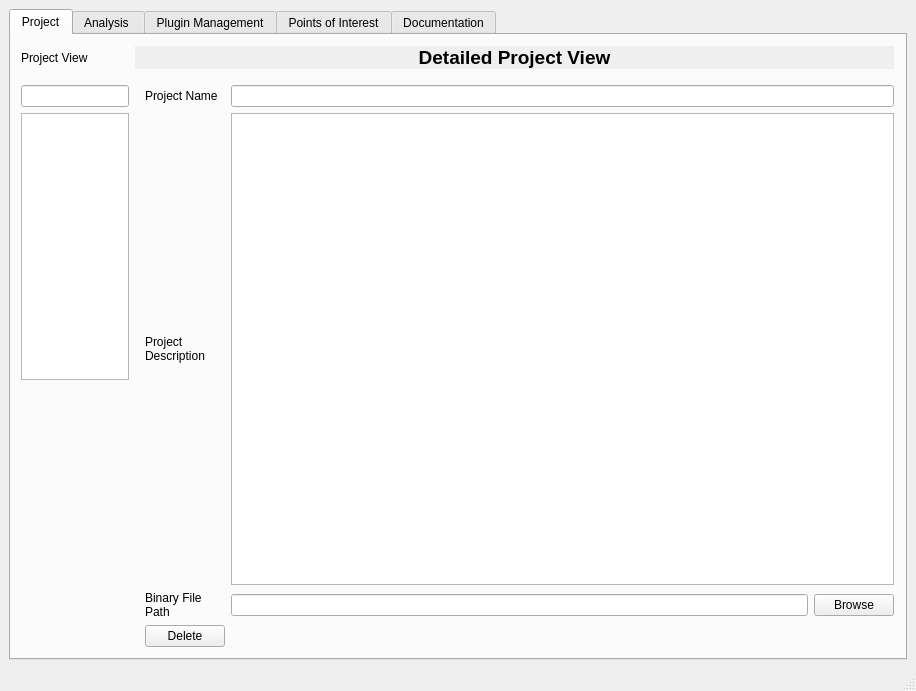
First picture: the form in mainWindow.ui, repository flopez141414/Beat, before the edit.
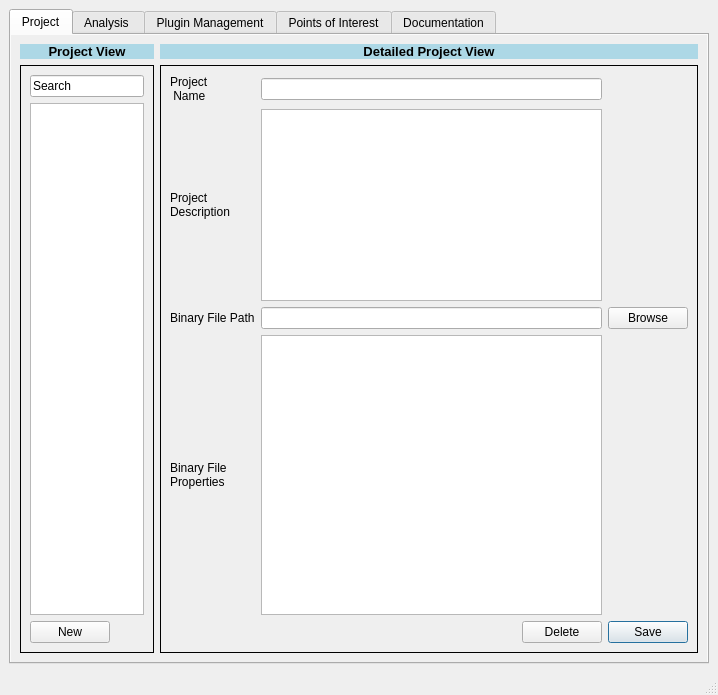
Second picture: the form after the edit.

Commit message: version 1.1 Just layout, no functionality

The edit to the form file:
```diff
--- a/mainWindow.ui
+++ b/mainWindow.ui
@@ -6,13 +6,19 @@
    <rect>
     <x>0</x>
     <y>0</y>
-    <width>916</width>
-    <height>691</height>
+    <width>718</width>
+    <height>695</height>
    </rect>
   </property>
   <property name="windowTitle">
    <string>MainWindow</string>
   </property>
+  <property name="autoFillBackground">
+   <bool>true</bool>
+  </property>
+  <property name="styleSheet">
+   <string notr="true"/>
+  </property>
   <property name="toolButtonStyle">
    <enum>Qt::ToolButtonIconOnly</enum>
   </property>
@@ -20,6 +26,12 @@
    <enum>QTabWidget::Rounded</enum>
   </property>
   <widget class="QWidget" name="centralwidget">
+   <property name="autoFillBackground">
+    <bool>true</bool>
+   </property>
+   <property name="styleSheet">
+    <string notr="true"/>
+   </property>
    <layout class="QGridLayout" name="gridLayout">
     <item row="0" column="1">
      <widget class="QTabWidget" name="tabWidget">
@@ -32,223 +44,243 @@
         <verstretch>0</verstretch>
        </sizepolicy>
       </property>
+      <property name="autoFillBackground">
+       <bool>true</bool>
+      </property>
+      <property name="styleSheet">
+       <string notr="true"/>
+      </property>
       <property name="currentIndex">
        <number>0</number>
       </property>
       <widget class="QWidget" name="projectTab">
+       <property name="autoFillBackground">
+        <bool>true</bool>
+       </property>
+       <property name="styleSheet">
+        <string notr="true"/>
+       </property>
        <attribute name="title">
         <string>Project</string>
        </attribute>
-       <layout class="QGridLayout" name="gridLayout_3">
+       <layout class="QGridLayout" name="gridLayout_5">
         <item row="0" column="0">
-         <widget class="QFrame" name="">
-          <layout class="QGridLayout" name="gridLayout_2" columnstretch="1,7">
-           <property name="leftMargin">
-            <number>1</number>
-           </property>
-           <property name="topMargin">
-            <number>2</number>
-           </property>
-           <property name="rightMargin">
-            <number>2</number>
-           </property>
-           <property name="bottomMargin">
-            <number>2</number>
-           </property>
+         <layout class="QGridLayout" name="mainGrid">
+          <item row="0" column="0">
+           <layout class="QGridLayout" name="titleGrid">
+            <item row="0" column="0">
+             <layout class="QGridLayout" name="gridLayout_6" columnstretch="2,8">
+              <item row="0" column="0">
+               <layout class="QGridLayout" name="gridLayout_9" columnstretch="0">
+                <item row="0" column="0">
+                 <widget class="QLabel" name="label">
+                  <property name="font">
+                   <font>
+                    <pointsize>10</pointsize>
+                   </font>
+                  </property>
+                  <property name="autoFillBackground">
+                   <bool>false</bool>
+                  </property>
+                  <property name="styleSheet">
+                   <string notr="true">background-color: rgba(173,216,230 ,1 )</string>
+                  </property>
+                  <property name="frameShape">
+                   <enum>QFrame::NoFrame</enum>
+                  </property>
+                  <property name="text">
+                   <string>&lt;html&gt;&lt;head/&gt;&lt;body&gt;&lt;p&gt;&lt;span style=&quot; font-weight:600;&quot;&gt;Project View&lt;/span&gt;&lt;/p&gt;&lt;/body&gt;&lt;/html&gt;</string>
+                  </property>
+                  <property name="alignment">
+                   <set>Qt::AlignCenter</set>
+                  </property>
+                 </widget>
+                </item>
+                <item row="1" column="0">
+                 <widget class="QFrame" name="gridFrame_2">
+                  <property name="frameShape">
+                   <enum>QFrame::Panel</enum>
+                  </property>
+                  <layout class="QGridLayout" name="gridLayout_10">
            <item row="0" column="1">
             <layout class="QVBoxLayout" name="verticalLayout">
              <item>
-              <widget class="QLabel" name="label_9">
-               <property name="font">
-                <font>
-                 <pointsize>6</pointsize>
-                 <weight>50</weight>
-                 <bold>false</bold>
-                </font>
-               </property>
-               <property name="autoFillBackground">
-                <bool>true</bool>
-               </property>
-               <property name="styleSheet">
-                <string notr="true">pink</string>
-               </property>
+                      <widget class="QLineEdit" name="lineEdit">
                <property name="text">
-                <string>&lt;html&gt;&lt;head/&gt;&lt;body&gt;&lt;p&gt;&lt;span style=&quot; font-size:14pt; font-weight:600;&quot;&gt;Detailed Project View&lt;/span&gt;&lt;/p&gt;&lt;/body&gt;&lt;/html&gt;</string>
-               </property>
-               <property name="alignment">
-                <set>Qt::AlignCenter</set>
-               </property>
-              </widget>
-             </item>
-            </layout>
-           </item>
-           <item row="0" column="0">
-            <widget class="QLabel" name="label_8">
-             <property name="text">
-              <string>Project View</string>
-             </property>
-            </widget>
-           </item>
-           <item row="1" column="0">
-            <layout class="QGridLayout" name="gridLayout_6" columnstretch="0">
-             <item row="0" column="0">
-              <spacer name="verticalSpacer">
-               <property name="orientation">
-                <enum>Qt::Vertical</enum>
-               </property>
-               <property name="sizeType">
-                <enum>QSizePolicy::Fixed</enum>
-               </property>
-               <property name="sizeHint" stdset="0">
-                <size>
-                 <width>20</width>
-                 <height>10</height>
-                </size>
-               </property>
-              </spacer>
-             </item>
-             <item row="1" column="0">
-              <layout class="QGridLayout" name="gridLayout_9" rowstretch="0,0,0,0,0" columnstretch="0">
-               <item row="1" column="0">
-                <widget class="QLineEdit" name="lineEdit"/>
-               </item>
-               <item row="3" column="0">
-                <spacer name="verticalSpacer_3">
-                 <property name="orientation">
-                  <enum>Qt::Vertical</enum>
-                 </property>
-                 <property name="sizeHint" stdset="0">
-                  <size>
-                   <width>20</width>
-                   <height>40</height>
-                  </size>
-                 </property>
-                </spacer>
-               </item>
-               <item row="2" column="0">
+                        <string>Search </string>
+                       </property>
+                      </widget>
+                     </item>
+                     <item>
                 <widget class="QListWidget" name="listWidget"/>
                </item>
-               <item row="4" column="0">
-                <layout class="QHBoxLayout" name="horizontalLayout"/>
+                     <item>
+                      <widget class="QPushButton" name="pushButton">
+                       <property name="sizePolicy">
+                        <sizepolicy hsizetype="Fixed" vsizetype="Fixed">
+                         <horstretch>0</horstretch>
+                         <verstretch>0</verstretch>
+                        </sizepolicy>
+                       </property>
+                       <property name="autoFillBackground">
+                        <bool>false</bool>
+                       </property>
+                       <property name="text">
+                        <string>New</string>
+                       </property>
+                      </widget>
                </item>
               </layout>
              </item>
             </layout>
-           </item>
-           <item row="1" column="1">
-            <layout class="QGridLayout" name="gridLayout_5" columnstretch="3">
+                 </widget>
+                </item>
+               </layout>
+              </item>
+              <item row="0" column="1">
+               <layout class="QGridLayout" name="gridLayout_8" columnstretch="0">
              <item row="0" column="0">
-              <layout class="QGridLayout" name="gridLayout_7" columnstretch="2,0,0">
-               <property name="sizeConstraint">
-                <enum>QLayout::SetMinAndMaxSize</enum>
-               </property>
-               <item row="2" column="2">
+                 <widget class="QLabel" name="label_2">
+                  <property name="enabled">
+                   <bool>true</bool>
+                  </property>
+                  <property name="sizePolicy">
+                   <sizepolicy hsizetype="Preferred" vsizetype="Fixed">
+                    <horstretch>0</horstretch>
+                    <verstretch>0</verstretch>
+                   </sizepolicy>
+                  </property>
+                  <property name="font">
+                   <font>
+                    <pointsize>8</pointsize>
+                   </font>
+                  </property>
+                  <property name="styleSheet">
+                   <string notr="true">background-color: rgba(173,216,230 ,1 )</string>
+                  </property>
+                  <property name="frameShape">
+                   <enum>QFrame::NoFrame</enum>
+                  </property>
+                  <property name="text">
+                   <string>&lt;html&gt;&lt;head/&gt;&lt;body&gt;&lt;p&gt;&lt;span style=&quot; font-size:10pt; font-weight:600;&quot;&gt;Detailed Project View&lt;/span&gt;&lt;/p&gt;&lt;/body&gt;&lt;/html&gt;</string>
+                  </property>
+                  <property name="textFormat">
+                   <enum>Qt::RichText</enum>
+                  </property>
+                  <property name="alignment">
+                   <set>Qt::AlignCenter</set>
+                  </property>
+                 </widget>
+                </item>
+                <item row="1" column="0">
+                 <widget class="QFrame" name="gridFrame_7">
+                  <property name="frameShape">
+                   <enum>QFrame::Box</enum>
+                  </property>
+                  <layout class="QGridLayout" name="gridLayout_15" columnstretch="0,0,0">
+                   <item row="1" column="1">
                 <widget class="QTextEdit" name="textEdit">
-                 <property name="font">
-                  <font>
-                   <underline>false</underline>
-                  </font>
-                 </property>
-                 <property name="frameShadow">
-                  <enum>QFrame::Plain</enum>
-                 </property>
-                </widget>
-               </item>
-               <item row="4" column="1">
-                <layout class="QGridLayout" name="gridLayout_12">
-                 <item row="1" column="0">
-                  <widget class="QPushButton" name="pushButton_3">
-                   <property name="text">
-                    <string>Delete</string>
-                   </property>
-                  </widget>
-                 </item>
-                 <item row="0" column="0">
-                  <layout class="QGridLayout" name="gridLayout_13"/>
-                 </item>
-                </layout>
-               </item>
-               <item row="1" column="2">
+                     <property name="sizePolicy">
+                      <sizepolicy hsizetype="Expanding" vsizetype="Fixed">
+                       <horstretch>0</horstretch>
+                       <verstretch>0</verstretch>
+                      </sizepolicy>
+                     </property>
+                    </widget>
+                   </item>
+                   <item row="0" column="1">
                 <widget class="QLineEdit" name="lineEdit_2"/>
                </item>
+                   <item row="2" column="0">
+                    <widget class="QLabel" name="label_5">
+                     <property name="text">
+                      <string>Binary File Path</string>
+                     </property>
+                    </widget>
+                   </item>
                <item row="3" column="1">
+                    <widget class="QTableView" name="tableView"/>
+                   </item>
+                   <item row="1" column="0">
                 <widget class="QLabel" name="label_4">
                  <property name="text">
-                  <string>Binary File 
-Path</string>
-                 </property>
-                </widget>
-               </item>
-               <item row="1" column="1">
-                <widget class="QLabel" name="label_2">
-                 <property name="text">
-                  <string>Project Name</string>
-                 </property>
-                </widget>
-               </item>
-               <item row="2" column="1">
-                <widget class="QLabel" name="label_3">
-                 <property name="text">
                   <string>Project 
 Description</string>
                  </property>
                 </widget>
                </item>
-               <item row="2" column="0">
-                <spacer name="horizontalSpacer_3">
-                 <property name="orientation">
-                  <enum>Qt::Horizontal</enum>
-                 </property>
-                 <property name="sizeType">
-                  <enum>QSizePolicy::Fixed</enum>
-                 </property>
-                 <property name="sizeHint" stdset="0">
-                  <size>
-                   <width>10</width>
-                   <height>20</height>
-                  </size>
-                 </property>
-                </spacer>
-               </item>
-               <item row="4" column="2">
-                <layout class="QVBoxLayout" name="verticalLayout_2"/>
-               </item>
-               <item row="3" column="2">
-                <layout class="QGridLayout" name="gridLayout_11">
-                 <item row="0" column="1">
-                  <widget class="QPushButton" name="pushButton">
+                   <item row="4" column="1">
+                    <widget class="QPushButton" name="pushButton_3">
+                     <property name="sizePolicy">
+                      <sizepolicy hsizetype="Fixed" vsizetype="Fixed">
+                       <horstretch>0</horstretch>
+                       <verstretch>0</verstretch>
+                      </sizepolicy>
+                     </property>
+                     <property name="layoutDirection">
+                      <enum>Qt::RightToLeft</enum>
+                     </property>
+                     <property name="text">
+                      <string>Delete</string>
+                     </property>
+                    </widget>
+                   </item>
+                   <item row="2" column="2">
+                    <widget class="QPushButton" name="pushButton_2">
                    <property name="text">
                     <string>Browse</string>
                    </property>
                   </widget>
                  </item>
-                 <item row="0" column="0">
+                   <item row="3" column="0">
+                    <widget class="QLabel" name="label_6">
+                     <property name="text">
+                      <string>Binary File 
+Properties</string>
+                     </property>
+                    </widget>
+                   </item>
+                   <item row="4" column="2">
+                    <widget class="QPushButton" name="pushButton_4">
+                     <property name="text">
+                      <string>Save</string>
+                     </property>
+                     <property name="autoDefault">
+                      <bool>false</bool>
+                     </property>
+                     <property name="default">
+                      <bool>true</bool>
+                     </property>
+                     <property name="flat">
+                      <bool>false</bool>
+                     </property>
+                    </widget>
+                   </item>
+                   <item row="2" column="1">
                   <widget class="QLineEdit" name="lineEdit_3"/>
                  </item>
-                </layout>
-               </item>
-               <item row="0" column="1">
-                <spacer name="verticalSpacer_2">
-                 <property name="orientation">
-                  <enum>Qt::Vertical</enum>
-                 </property>
-                 <property name="sizeType">
-                  <enum>QSizePolicy::Fixed</enum>
-                 </property>
-                 <property name="sizeHint" stdset="0">
-                  <size>
-                   <width>20</width>
-                   <height>10</height>
-                  </size>
-                 </property>
-                </spacer>
+                   <item row="0" column="0">
+                    <layout class="QVBoxLayout" name="verticalLayout_4">
+                     <item>
+                      <widget class="QLabel" name="label_3">
+                       <property name="text">
+                        <string>Project 
+ Name</string>
+                       </property>
+                      </widget>
+                     </item>
+                    </layout>
+                   </item>
+                  </layout>
+                 </widget>
                </item>
               </layout>
              </item>
             </layout>
            </item>
           </layout>
-         </widget>
+          </item>
+         </layout>
         </item>
        </layout>
       </widget>
```
Left out of the diff: 2 changed lines with no effect on the pictures. Lines whose indentation alone changed are shown as unchanged. The commit also changes 1 other file.
